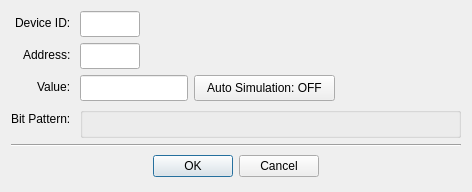
Qt form src/dialogs/dialogwriteregister.ui (sanny32/OpenModSim) before a commit.
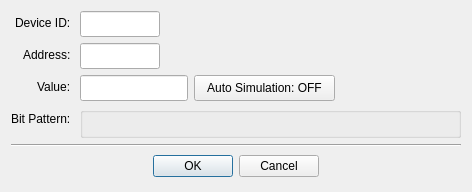
The same form after that commit. Custom widgets are drawn as their Qt base class.

Patch:
```diff
--- a/src/dialogs/dialogwriteregister.ui
+++ b/src/dialogs/dialogwriteregister.ui
@@ -40,7 +40,7 @@
      </property>
      <property name="maximumSize">
       <size>
-       <width>60</width>
+       <width>80</width>
        <height>16777215</height>
       </size>
      </property>
@@ -69,7 +69,7 @@
      </property>
      <property name="maximumSize">
       <size>
-       <width>60</width>
+       <width>80</width>
        <height>16777215</height>
       </size>
      </property>
```
